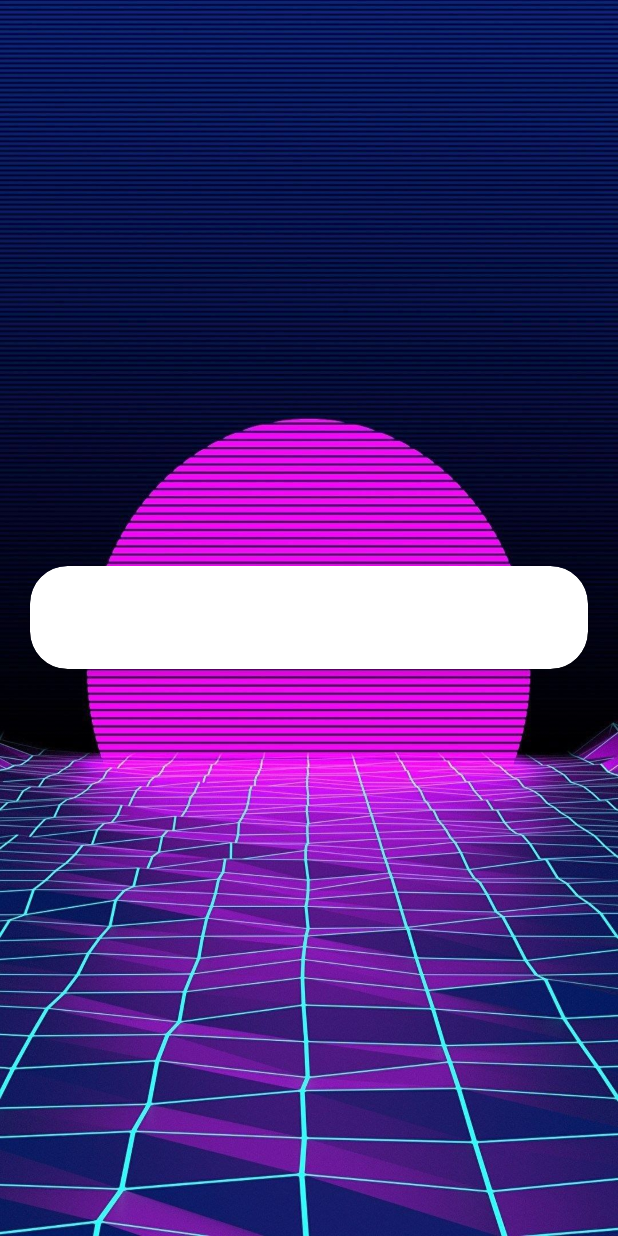
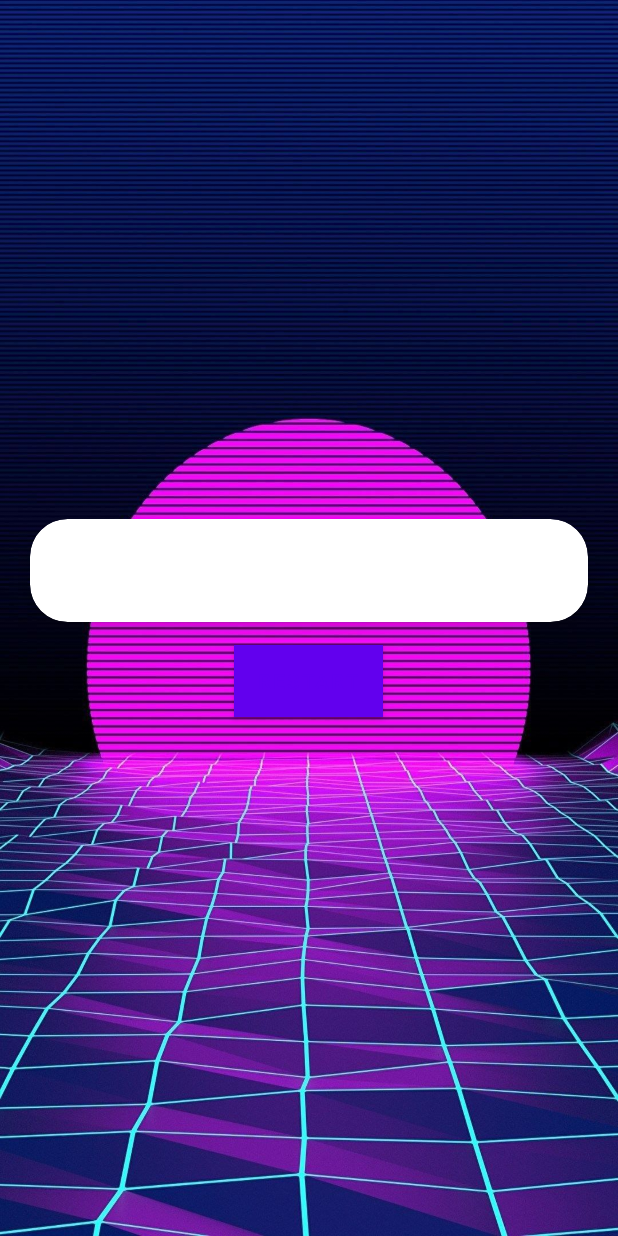
Before and after one commit to GaetanKarst/The-Kotlingerless-Quiz, an Android app: the layout activity_end_screen.xml on its own in the app's theme, with its tools: preview values and no code run, on a phone screen of 412 x 824 dp. Run offline under Robolectric (Android 15) with nearby library versions, the phone set to English and light mode, and no system bars.

Commit message:
restart button added

```diff
--- a/app/src/main/res/layout/activity_end_screen.xml
+++ b/app/src/main/res/layout/activity_end_screen.xml
@@ -40,8 +40,20 @@
             android:textSize="15sp"
             android:textColor="@color/black"
             />
+
+
+
     </LinearLayout>
 
+
     </androidx.cardview.widget.CardView>
+    <Button
+        android:layout_width="wrap_content"
+        android:layout_height="wrap_content"
+        android:id="@+id/restart_button"
+        android:gravity="center"
+        android:layout_marginTop="15dp"
+        android:background="@color/purple_200"
+        android:text="@string/restart" ></Button>
 
 </LinearLayout>
--- a/app/src/main/res/layout/activity_question.xml
+++ b/app/src/main/res/layout/activity_question.xml
@@ -2,6 +2,7 @@
 <LinearLayout xmlns:android="http://schemas.android.com/apk/res/android"
     xmlns:app="http://schemas.android.com/apk/res-auto"
     xmlns:tools="http://schemas.android.com/tools"
+    android:id="@+id/questions"
     android:layout_width="match_parent"
     android:layout_height="match_parent"
     android:orientation="vertical"
--- a/app/src/main/res/values/strings.xml
+++ b/app/src/main/res/values/strings.xml
@@ -1,3 +1,4 @@
 <resources>
     <string name="app_name">Quiz_App</string>
+    <string name="restart">Restart</string>
 </resources>
```
Also changed, not shown: app/src/main/AndroidManifest.xml (+4 -5 lines), app/src/main/java/com/example/quiz_app/EndScreen.kt (+13 -1 lines), app/src/main/java/com/example/quiz_app/QuestionActivity.kt (+20 -0 lines).
